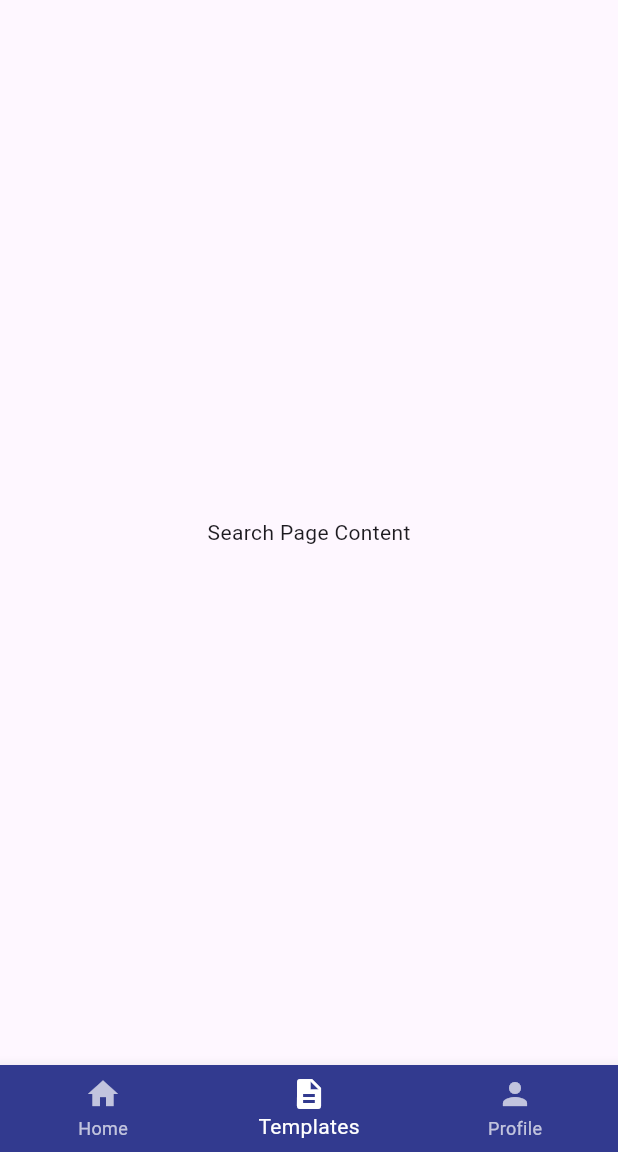
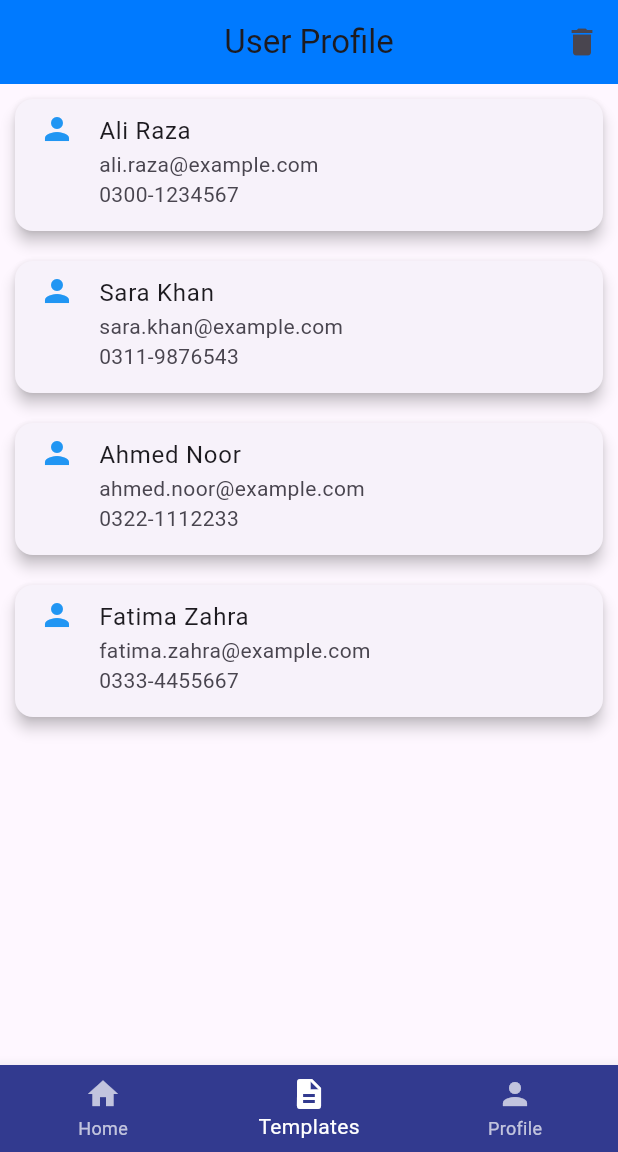
Before and after one commit to FiazJutt/Craftfolio, a Flutter app: the screen it shows once a user with an empty profile is signed in, item 2 of the bottom bar chosen, on a phone screen of 412 x 824 dp, the part 84-1236 px from its top. Run offline on Flutter 3.47's test engine with Material 3 defaults, Android fonts, the phone set to English and light mode, and no system bars; our stand-ins replace firebase_auth, firebase_core, firebase_database, image_picker; accounts and stored records are empty; network calls fail.

Commit message:
feat: Implement Templates and Download pages
This commit introduces two new pages: `TemplatesPage` and `DownloadPage`, and integrates them into the `Homepage`'s bottom navigation bar.

Key changes:

- **New `TemplatesPage`:**
    - Displays a grid of resume templates with image previews.
    - Shows a welcome message with the current user's display name.
    - Allows users to select a template (selection logic to be implemented).
    - Includes placeholder images for templates (assets/templates/template[1-6].png/jpg).
- **New `DownloadPage`:**
    - Displays a list of user profiles with name, email, and phone.
    - Includes a delete button in the app bar that shows a confirmation popup and a success message.
- **`Homepage` Updates:**
    - `TemplatesPage` is now displayed as the first tab.
    - `DownloadPage` is now displayed as the second tab.
    - Removed previous placeholder content for the first two tabs.
    - Simplified the body structure for tab navigation.
- **`AuthService`:**
    - Added a `userInfo` getter to access the current Firebase user.
- **`pubspec.yaml`:**
    - Added `assets/templates/` to the assets list to include template images.
- **New Assets:**
    - Added template images: `assets/templates/template1.png`, `template2.png`, `template3.jpg`, `template4.jpg`, `template5.jpg`, `template6.png`.

```diff
--- /dev/null
+++ b/lib/downloadpage.dart
@@ -0,0 +1,108 @@
+import 'package:flutter/cupertino.dart';
+import 'package:flutter/material.dart';
+
+class DownloadPage extends StatefulWidget {
+  const DownloadPage({super.key});
+
+  @override
+  State<DownloadPage> createState() => _DownloadPageState();
+}
+
+class _DownloadPageState extends State<DownloadPage> {
+
+  final List<Map<String, String>> users = const [
+    {
+      'name': 'Ali Raza',
+      'email': 'ali.raza@example.com',
+      'phone': '0300-1234567',
+    },
+    {
+      'name': 'Sara Khan',
+      'email': 'sara.khan@example.com',
+      'phone': '0311-9876543',
+    },
+    {
+      'name': 'Ahmed Noor',
+      'email': 'ahmed.noor@example.com',
+      'phone': '0322-1112233',
+    },
+    {
+      'name': 'Fatima Zahra',
+      'email': 'fatima.zahra@example.com',
+      'phone': '0333-4455667',
+    },
+  ];
+
+  void _showDeletePopup() {
+    showModalBottomSheet(
+      context: context,
+      builder: (context) {
+        return Container(
+          padding: EdgeInsets.all(20),
+          child: Column(
+            mainAxisSize: MainAxisSize.min,
+            children: [
+              Text(
+                'Are you sure you want to delete?',
+                style: TextStyle(fontSize: 16),
+              ),
+              SizedBox(height: 10),
+              ElevatedButton.icon(
+                icon: Icon(Icons.delete),
+                label: Text('Delete'),
+                style: ElevatedButton.styleFrom(
+                  backgroundColor: Colors.red,
+                ),
+                onPressed: () {
+                  Navigator.pop(context);
+                  ScaffoldMessenger.of(context).showSnackBar(
+                    SnackBar(content: Text('Deleted successfully')),
+                  );
+                },
+              ),
+            ],
+          ),
+        );
+      },
+    );
+  }
+
+  @override
+  Widget build(BuildContext context) {
+    return Scaffold(
+      appBar: AppBar(
+        title: Text('User Profile'),
+        centerTitle: true,
+        actions: [
+          IconButton(
+            onPressed: _showDeletePopup,
+            icon: Icon(Icons.delete),
+          ),
+        ],
+        backgroundColor: CupertinoColors.systemBlue,
+      ),
+      body: ListView.builder(
+        itemCount: users.length,
+        itemBuilder: (context, index) {
+          final user = users[index];
+          return Card(
+            margin: EdgeInsets.all(10),
+            elevation: 4,
+            child: ListTile(
+              leading: Icon(Icons.person, color: Colors.blue),
+              title: Text(user['name'] ?? ''),
+              subtitle: Column(
+                crossAxisAlignment: CrossAxisAlignment.start,
+                children: [
+                  Text(user['email'] ?? ''),
+                  Text(user['phone'] ?? ''),
+                ],
+              ),
+              isThreeLine: true,
+            ),
+          );
+        },
+      ),
+    );
+  }
+}
--- a/lib/homepage.dart
+++ b/lib/homepage.dart
@@ -1,4 +1,6 @@
+import 'package:craftfolio/downloadpage.dart';
 import 'package:craftfolio/profilescreen.dart';
+import 'package:craftfolio/templatespage.dart';
 import 'package:flutter/material.dart';
 import 'package:firebase_auth/firebase_auth.dart';
 import 'services/auth_service.dart';
@@ -20,11 +22,11 @@ class _HomepageState extends State<Homepage> {
   // Placeholder pages for the other two tabs
   static const List<Widget> _widgetOptions = <Widget>[
     // Current homepage content (will be extracted or replaced)
-    Text('Home Page Content'),
-    Text('Search Page Content'),
+    TemplatesPage(),
+    DownloadPage(),
+    // Text('Search Page Content'),
     ProfilePage()
 
-    // Text('Profile Page Content'),
   ];
 
   @override
@@ -95,8 +97,7 @@ class _HomepageState extends State<Homepage> {
           ),
         ],
       ),
-      body: _selectedIndex == 0
-          ? Container(
+      body: Container(
               width: double.infinity,
               height: double.infinity,
               decoration: BoxDecoration(
@@ -111,8 +112,6 @@ class _HomepageState extends State<Homepage> {
                 ),
               ),
 
-            )
-          : Center(
               child: _widgetOptions.elementAt(_selectedIndex),
             ),
       bottomNavigationBar: BottomNavigationBar(
--- a/lib/services/auth_service.dart
+++ b/lib/services/auth_service.dart
@@ -8,6 +8,7 @@ class AuthService {
 
   // Get current user
   User? get currentUser => _auth.currentUser;
+  final userInfo = FirebaseAuth.instance.currentUser;
 
   // Get auth state changes
   Stream<User?> get authStateChanges => _auth.authStateChanges();
--- a/pubspec.yaml
+++ b/pubspec.yaml
@@ -57,6 +57,7 @@ dev_dependencies:
 flutter:
   assets:
     - assets/CF_Logo.png
+    - assets/templates/
 
   # The following line ensures that the Material Icons font is
   # included with your application, so that you can use the icons in
```
Also changed, not shown: lib/templatespage.dart (added, +490 -0 lines), assets/Templates/template1.png (added), assets/Templates/template2.png (added), assets/Templates/template3.jpg (added), assets/Templates/template4.jpg (added).
